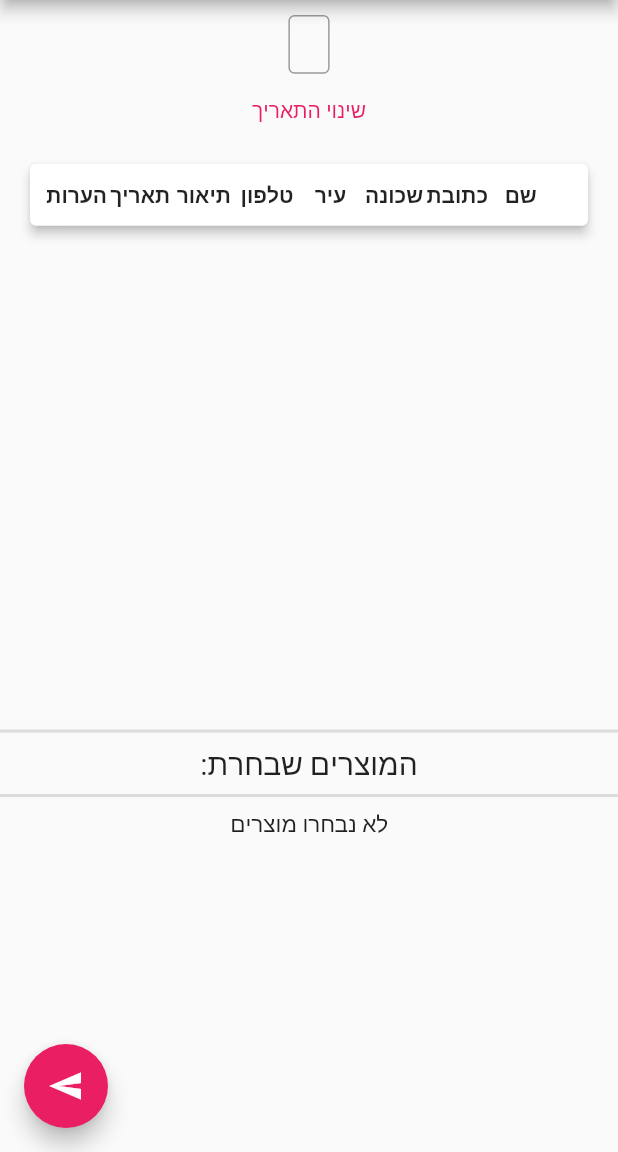
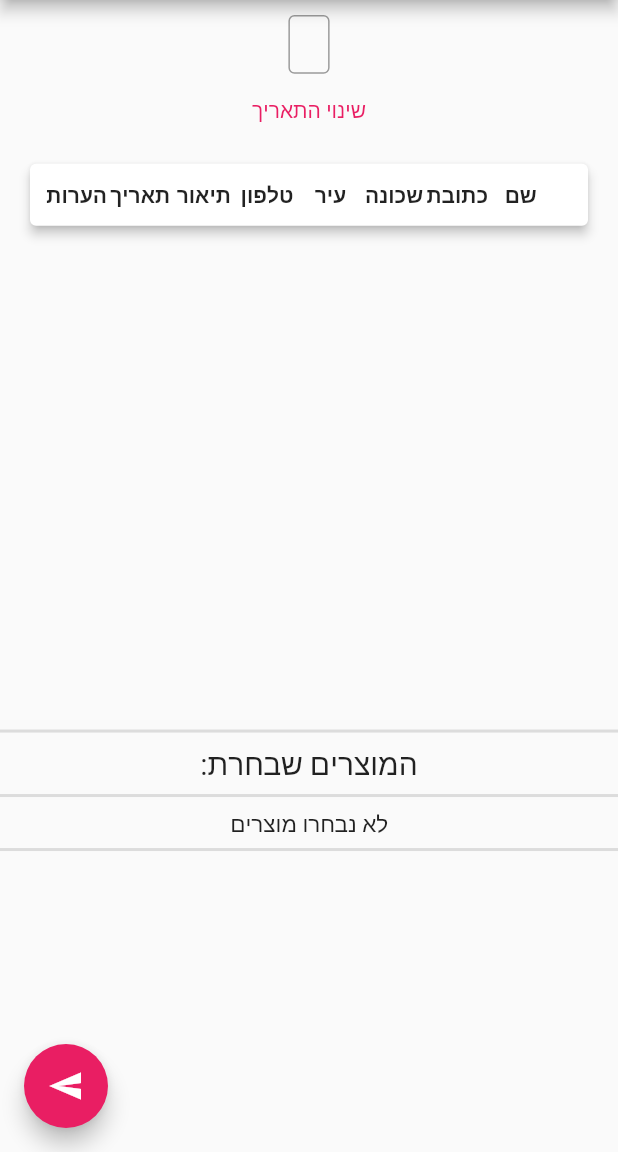
Before and after one commit to ICST-Technion/caring-heart, a Flutter app: the screen it shows after launch, on a phone screen of 412 x 824 dp, the part 84-1236 px from its top. Run offline on Flutter 3.47's test engine with Material 2 defaults, Android fonts, the phone set to English and light mode, and no system bars; our stand-ins replace cloud_firestore, date_format, firebase_core, tuple, url_launcher_web; missing offline and left inert: cloud_firestore_web, firebase_core_web; accounts and stored records are empty.

Commit message:
Added Map Container & removed debug print
see title

```diff
--- a/route_planner_ui/lib/item_list_provider.dart
+++ b/route_planner_ui/lib/item_list_provider.dart
@@ -47,7 +47,6 @@ class ItemListProvider with ChangeNotifier {
             ? Tuple2(true, e.item2)
             : Tuple2(false, e.item2))
         .toList();
-    itemList.forEach((element) {print(element.item1);});
     isLoading = false;
     notifyListeners();
   }
--- a/route_planner_ui/lib/main.dart
+++ b/route_planner_ui/lib/main.dart
@@ -1,7 +1,6 @@
 // ignore_for_file: prefer_const_literals_to_create_immutables, prefer_const_constructors
 
 import 'dart:async';
-import 'dart:ui' as ui;
 
 import 'package:firebase_core/firebase_core.dart';
 import 'package:flutter/material.dart';
@@ -170,10 +169,7 @@ class _MyHomePageState extends State<MyHomePage> {
   }
 
   Widget RoutePlanner() {
-    return Row(
-      mainAxisAlignment: MainAxisAlignment.spaceEvenly,
-      children: [
-        SizedBox(
+    return SizedBox(
       width: Logic.ScreenSize(context).width,
       height: Logic.ScreenSize(context).height,
       child: Scaffold(
@@ -197,13 +193,12 @@ class _MyHomePageState extends State<MyHomePage> {
               style: TextStyle(fontSize: 20),
             ),
             Divider(thickness: 2),
-                SelectedList(context: context).SelectedItemList(true)
+            SelectedList(context: context).SelectedItemList(true),
+            Divider(thickness: 2),
+            MyMap()
           ]),
         ),
       ),
-        ),
-        //MyMap()
-      ],
     );
   }
 
@@ -325,12 +320,10 @@ class _MyHomePageState extends State<MyHomePage> {
   }
 
   Widget MyMap() {
-    return Expanded(
-      child: SizedBox(
-          height: Logic.ScreenSize(context).height,
-          width: Logic.ScreenSize(context).width / 3,
-          child: Center(child: Text('אני מפה'))),
-    );
+    return SizedBox(
+        height: Logic.ScreenSize(context).height / 2,
+        width: Logic.ScreenSize(context).width,
+        child: Center(child: Container()));
   }
 
   ExpandedSizedTextBox(text) {
--- a/route_planner_ui/pubspec.yaml
+++ b/route_planner_ui/pubspec.yaml
@@ -43,6 +43,7 @@ dependencies:
   # Custom packages
   item_spec:
     path: ../item_spec
+  flutter_map: ^0.14.0
 
 dev_dependencies:
   flutter_test:
```
Also changed, not shown: route_planner_ui/pubspec.lock. Lines whose indentation alone changed are shown as unchanged.
